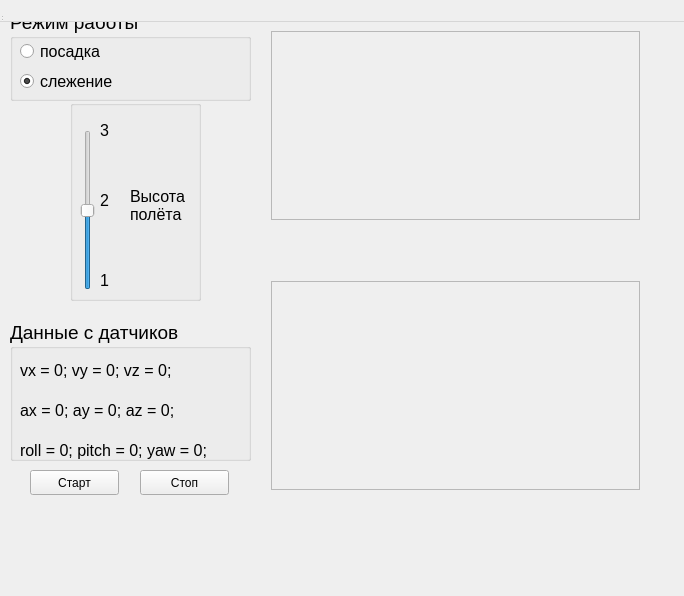
HammerViKiNG/ardrone_moving_landing_platform, file src/gui/src/gui/gui_plugin.ui: the form before one commit.
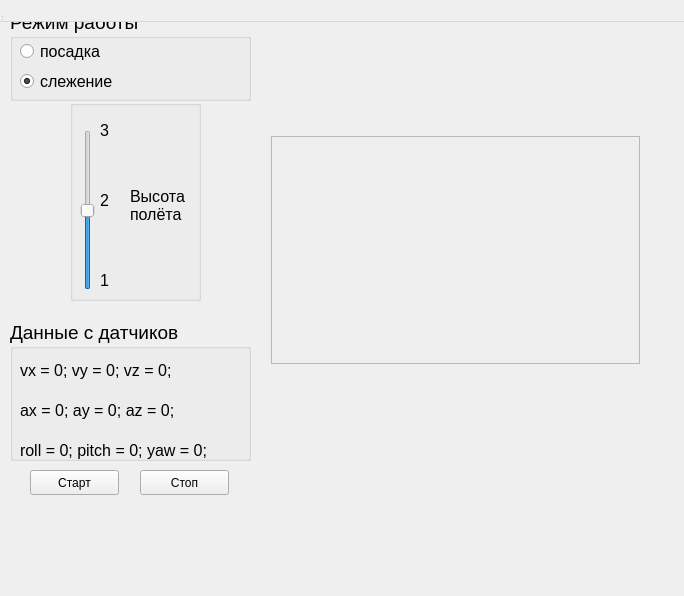
The form after the commit. Custom widgets are drawn as their Qt base class.

Commit message: GUI updated for usage with one videostream

Patch:
```diff
--- a/src/gui/src/gui/gui_plugin.ui
+++ b/src/gui/src/gui/gui_plugin.ui
@@ -31,36 +31,14 @@
     <property name="geometry">
      <rect>
       <x>260</x>
-      <y>20</y>
+      <y>125</y>
       <width>391</width>
-      <height>211</height>
+      <height>250</height>
      </rect>
     </property>
     <layout class="QHBoxLayout" name="front_layout">
      <item>
-      <widget class="rqt_image_view::RatioLayoutedFrame" name="front_image_frame">
-       <property name="frameShape">
-        <enum>QFrame::StyledPanel</enum>
-       </property>
-       <property name="frameShadow">
-        <enum>QFrame::Raised</enum>
-       </property>
-      </widget>
-     </item>
-    </layout>
-   </widget>
-   <widget class="QWidget" name="horizontalLayoutWidget_2">
-    <property name="geometry">
-     <rect>
-      <x>260</x>
-      <y>270</y>
-      <width>391</width>
-      <height>231</height>
-     </rect>
-    </property>
-    <layout class="QHBoxLayout" name="bottom_layout">
-     <item>
-      <widget class="rqt_image_view::RatioLayoutedFrame" name="bottom_image_frame">
+      <widget class="rqt_image_view::RatioLayoutedFrame" name="image_frame">
        <property name="frameShape">
         <enum>QFrame::StyledPanel</enum>
        </property>
```
Left out of the diff: 2 changed lines with no effect on the pictures. The commit also changes 3 other files.
